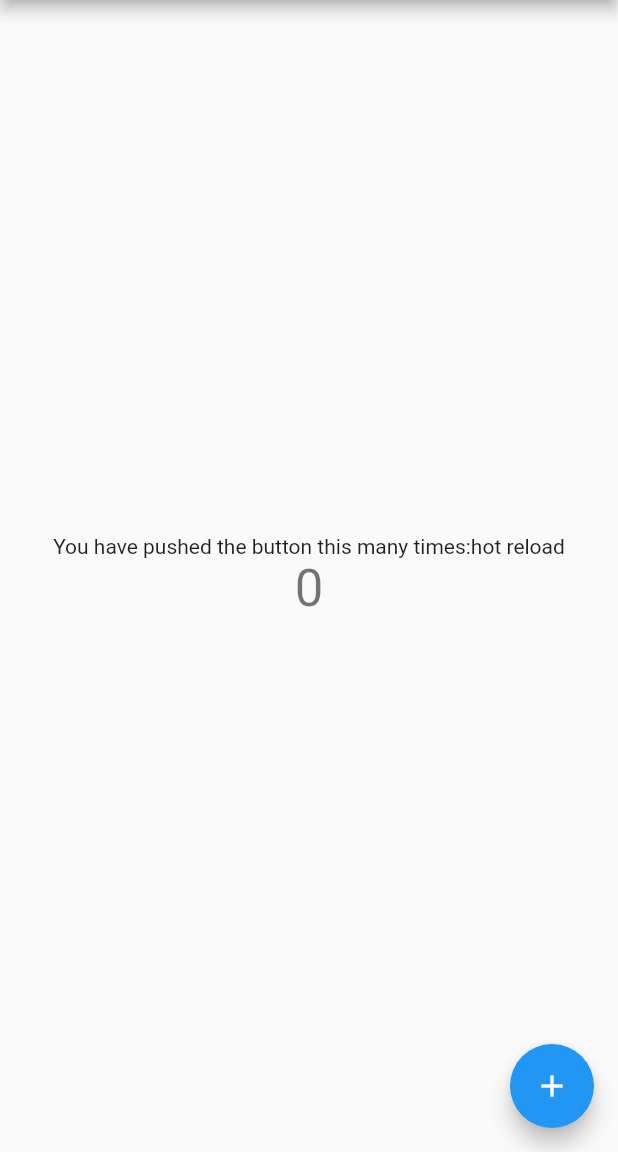
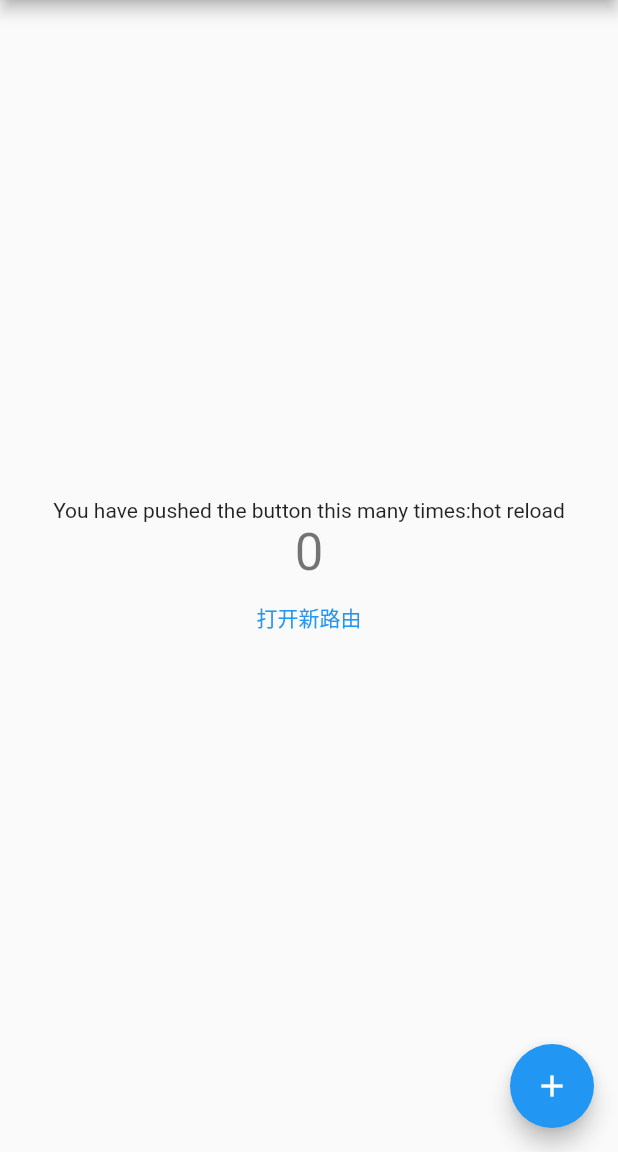
Before and after one commit to kyuubeeSama/flutterDemo, a Flutter app: the screen it shows after launch, on a phone screen of 412 x 824 dp, the part 84-1236 px from its top. Run offline on Flutter 3.47's test engine with Material 2 defaults, Android fonts, the phone set to English and light mode, and no system bars.

Commit message:
路由界面跳转

```diff
--- a/lib/main.dart
+++ b/lib/main.dart
@@ -1,5 +1,7 @@
 import 'package:flutter/material.dart';
 
+//导入包
+//应用入口
 void main() => runApp(MyApp());
 
 class MyApp extends StatelessWidget {
@@ -7,6 +9,7 @@ class MyApp extends StatelessWidget {
   @override
   Widget build(BuildContext context) {
     return MaterialApp(
+      // 应用名称
       title: 'Flutter Demo',
       theme: ThemeData(
         // This is the theme of your application.
@@ -18,13 +21,17 @@ class MyApp extends StatelessWidget {
         // or simply save your changes to "hot reload" in a Flutter IDE).
         // Notice that the counter didn't reset back to zero; the application
         // is not restarted.
+        // 设置主题
         primarySwatch: Colors.blue,
       ),
+      // 应用首页路由
       home: MyHomePage(title: 'Flutter Demo Home Page'),
     );
   }
 }
 
+// 首页
+// statefulWidget 有状态的组件
 class MyHomePage extends StatefulWidget {
   MyHomePage({Key key, this.title}) : super(key: key);
 
@@ -43,10 +50,13 @@ class MyHomePage extends StatefulWidget {
   _MyHomePageState createState() => _MyHomePageState();
 }
 
+// 首页具体实现
 class _MyHomePageState extends State<MyHomePage> {
+  // 计数器
   int _counter = 0;
 
   void _incrementCounter() {
+    // 自增函数
     setState(() {
       // This call to setState tells the Flutter framework that something has
       // changed in this State, which causes it to rerun the build method below
@@ -65,15 +75,19 @@ class _MyHomePageState extends State<MyHomePage> {
     // The Flutter framework has been optimized to make rerunning build methods
     // fast, so that you can just rebuild anything that needs updating rather
     // than having to individually change instances of widgets.
+    // 系统提供的页面脚手架
     return Scaffold(
+      //导航栏
       appBar: AppBar(
         // Here we take the value from the MyHomePage object that was created by
         // the App.build method, and use it to set our appbar title.
         title: Text(widget.title),
       ),
+      // 页面内容
       body: Center(
         // Center is a layout widget. It takes a single child and positions it
         // in the middle of the parent.
+        // 竖排列
         child: Column(
           // Column is also a layout widget. It takes a list of children and
           // arranges them vertically. By default, it sizes itself to fit its
@@ -90,19 +104,46 @@ class _MyHomePageState extends State<MyHomePage> {
           // axis because Columns are vertical (the cross axis would be
           // horizontal).
           mainAxisAlignment: MainAxisAlignment.center,
+          // 子组件
           children: <Widget>[
             Text(
               'You have pushed the button this many times:hot reload',
             ),
+            // 绑定内容为技术
             Text('$_counter', style: Theme.of(context).textTheme.headline4),
+            FlatButton(
+              onPressed: () {
+                // Navigator 创建栈进行路由管理，类似ios的navigaitoncontroller
+                // MaterialPageRoute 模态路由，会根据系统自动设置转场动画
+                Navigator.push(context, MaterialPageRoute(builder: (context) {
+                  return NewRoute();
+                }));
+              },
+              child: Text("打开新路由"),
+              textColor: Colors.blue,
+            )
           ],
         ),
       ),
+      // 创建按钮
       floatingActionButton: FloatingActionButton(
+        // 绑定点击事件
         onPressed: _incrementCounter,
         tooltip: 'Increment',
+        // 子组件
         child: Icon(Icons.add),
       ), // This trailing comma makes auto-formatting nicer for build methods.
     );
   }
 }
+
+// 创建一个新路由
+class NewRoute extends StatelessWidget {
+  @override
+  Widget build(BuildContext context) {
+    return Scaffold(
+      appBar: AppBar(title: Text("新路由")),
+      body: Center(child: Text("新路由界面")),
+    );
+  }
+}
```
Also changed, not shown: 1 other file.
